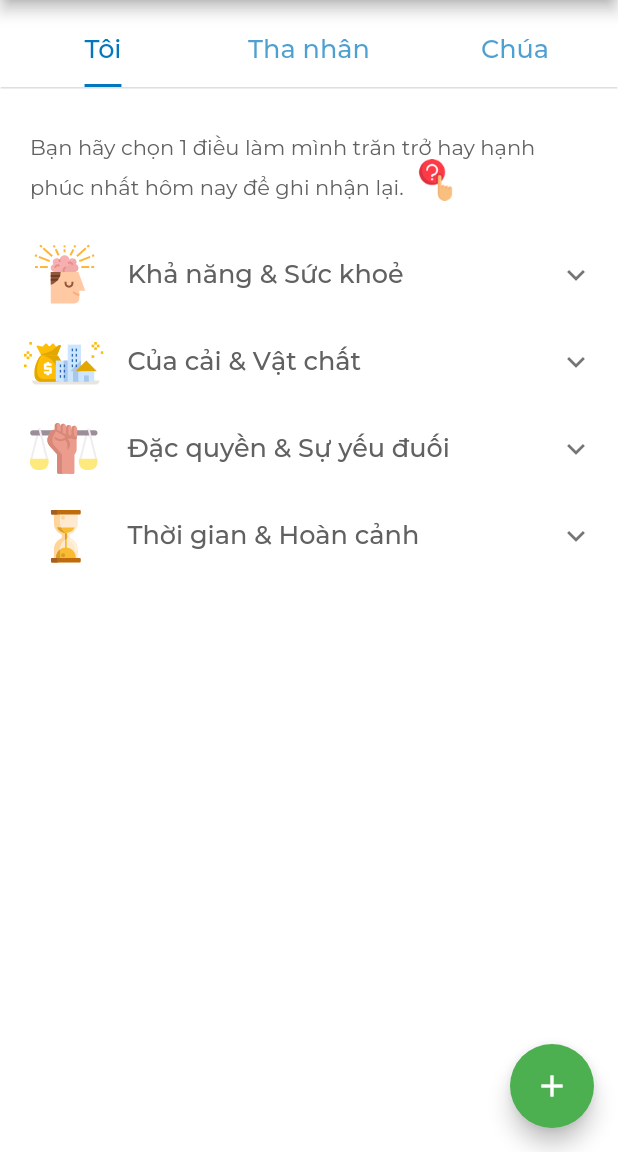
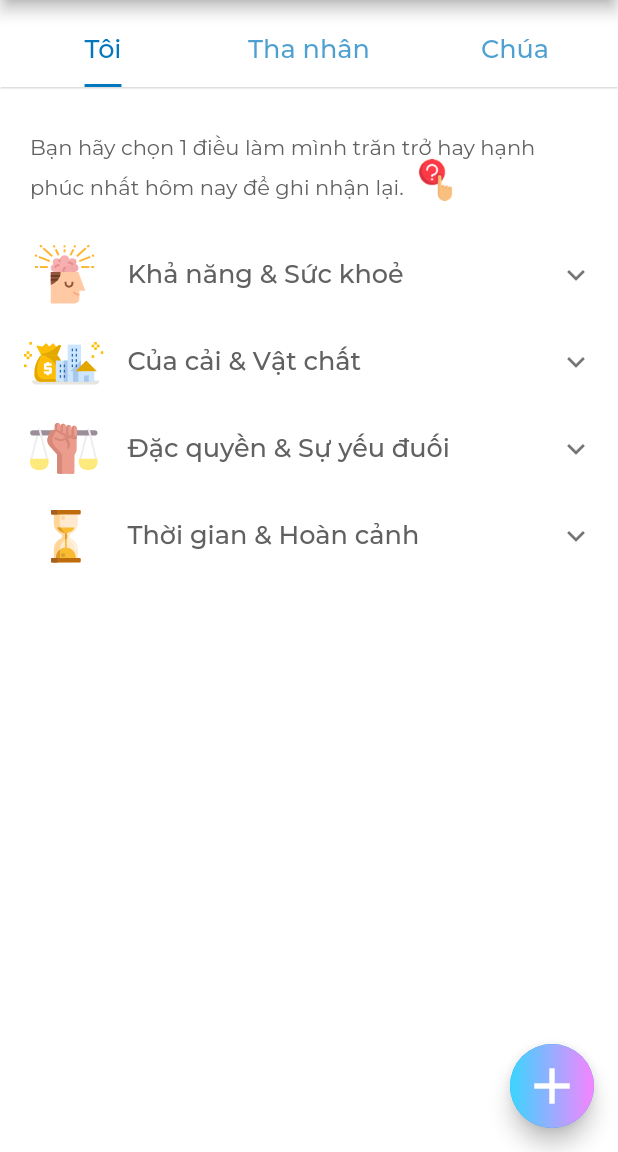
Before and after one commit to trisnguyen1210/Project_AOPT, a Flutter app: the screen it shows after launch, after a tap on "Tôi", on a phone screen of 412 x 824 dp, the part 84-1236 px from its top. Run offline on Flutter 3.47's test engine with Material 2 defaults, Android fonts, the phone set to English and light mode, and no system bars; our stand-ins replace flutter_svg, google_fonts, gradient_app_bar, gradient_widgets.

Commit message:
update gradient

```diff
--- /dev/null
+++ b/lib/value/gradient.dart
@@ -0,0 +1,10 @@
+import 'package:flutter/material.dart';
+import 'package:google_fonts/google_fonts.dart';
+
+class GradientApp {
+  static Gradient gradientButton = LinearGradient(
+      colors: [Color(0xfff784ff), Color(0xff3ad5ff)],
+      stops: [0, 1],
+      begin: Alignment(1.00, -0.00),
+      end: Alignment(-1.00, 0.00));
+}
--- a/lib/widget/relation_detail/relation_detail.dart
+++ b/lib/widget/relation_detail/relation_detail.dart
@@ -1,3 +1,4 @@
+import 'package:beans/value/gradient.dart';
 import 'package:beans/value/styles.dart';
 import 'package:beans/widget/relation_detail/relation_tab/relation_tab.dart';
 import 'package:flutter/material.dart';
@@ -11,11 +12,19 @@ class RelationDetail extends StatelessWidget {
         length: 3,
         child: Scaffold(
             floatingActionButton: FloatingActionButton(
-              onPressed: () {
-                // Add your onPressed code here!
-              },
-              child: Icon(Icons.add),
-              backgroundColor: Colors.green,
+              child: Container(
+                width: 60,
+                height: 60,
+                child: Icon(
+                  Icons.add,
+                  size: 40,
+                ),
+                decoration: BoxDecoration(
+                  shape: BoxShape.circle,
+                  gradient: GradientApp.gradientButton,
+                ),
+              ),
+              onPressed: () {},
             ),
             appBar: GradientAppBar(
               gradient: LinearGradient(
--- a/lib/widget/tab/home_tab.dart
+++ b/lib/widget/tab/home_tab.dart
@@ -1,4 +1,5 @@
 import 'package:beans/generated/r.dart';
+import 'package:beans/value/gradient.dart';
 import 'package:beans/value/styles.dart';
 import 'package:beans/widget/relation_detail/relation_detail.dart';
 import 'package:flutter/material.dart';
@@ -36,11 +37,7 @@ class HomeTab extends StatelessWidget {
           increaseWidthBy: 125,
           increaseHeightBy: 7.0,
           callback: () {},
-          gradient: LinearGradient(
-              colors: [Color(0xfff784ff), Color(0xff3ad5ff)],
-              stops: [0, 1],
-              begin: Alignment(1.00, -0.00),
-              end: Alignment(-1.00, 0.00)),
+          gradient: GradientApp.gradientButton,
           child: Text("Chấp nhận thử thách", style: Styles.textStyleButton),
         )
     );
```
